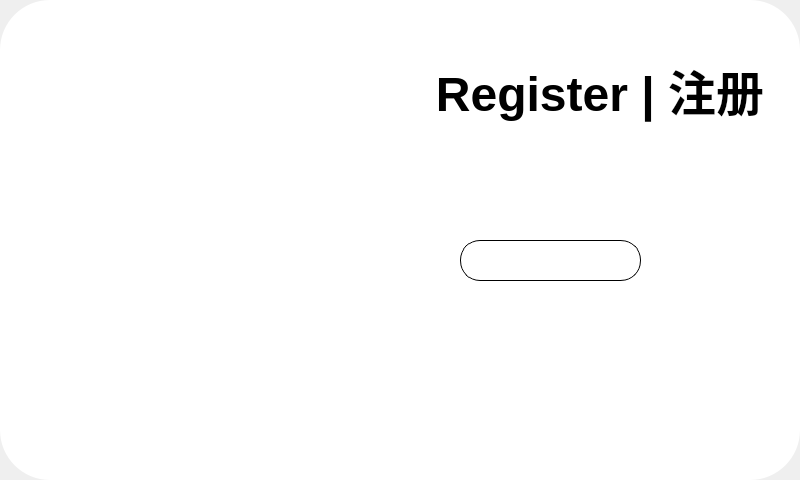
First picture: the form in loginwidget.ui, repository XinyuCraft/ShitChat, before the edit.
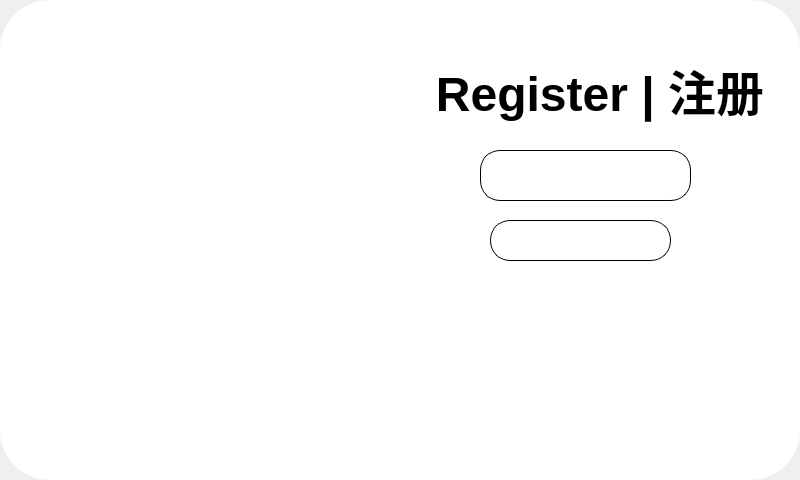
Second picture: the form after the edit. The open tabs and pages were chosen to show the change. Icons and pictures are not drawn.

```diff
--- a/loginwidget.ui
+++ b/loginwidget.ui
@@ -42,9 +42,13 @@
 							stop: 0 rgb(113, 65, 168), stop: 1 rgba(44, 114, 251, 1));
 	border-radius:50px
 }
-/* 标题 */
-QLabel#TitleLabel {
-
+/* 前往登录/注册超链接 */
+QLabel#toRegisterLabel {
+	color: rgb(0, 85, 255);
+}
+QLabel#toRegisterLabel:hover {
+	color: rgb(0, 85, 255);
+	text-decoration: underline;
 }
 /* 关闭按钮 */
 QPushButton#CloseButton {
@@ -201,13 +205,23 @@
      <widget class="QLineEdit" name="lineEdit">
       <property name="geometry">
        <rect>
-        <x>60</x>
-        <y>240</y>
+        <x>90</x>
+        <y>220</y>
         <width>181</width>
         <height>41</height>
        </rect>
       </property>
      </widget>
+     <widget class="QLineEdit" name="EmailLineEdit_reg">
+      <property name="geometry">
+       <rect>
+        <x>80</x>
+        <y>150</y>
+        <width>211</width>
+        <height>51</height>
+       </rect>
+      </property>
+     </widget>
     </widget>
    </widget>
   </widget>
```
Left out of the diff: 28 changed lines with no effect on the pictures.
